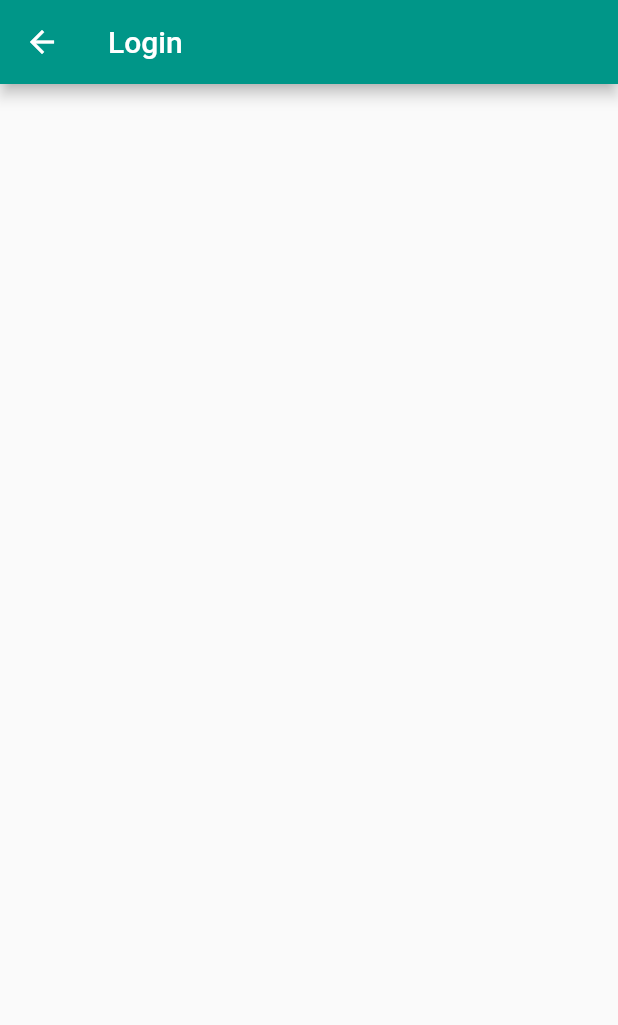
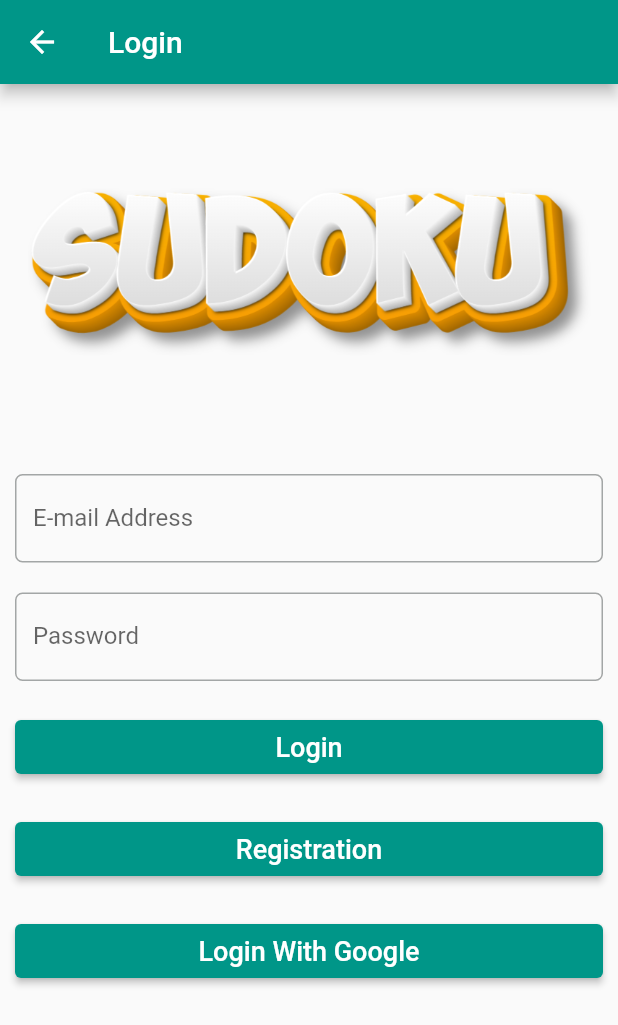
Before and after one commit to Beantech0/Sudoku, a Flutter app: the screen it shows after launch, after a tap on "Login", on a phone screen of 412 x 824 dp. Shown: the top 1025 px of the screen. Run offline on Flutter 3.47's test engine with Material 2 defaults, Android fonts, the light colour scheme and no system bars; our stand-ins replace firebase_core, shared_preferences; missing offline and left inert: sudoku_solver_generator; accounts and stored records are empty.

```diff
--- a/lib/main.dart
+++ b/lib/main.dart
@@ -5,21 +5,51 @@ import 'package:sudoku/screens/main_menu.dart';
 import 'package:sudoku/screens/welcome_screen.dart';
 import 'package:sudoku/screens/game_table.dart';
 import 'package:sudoku/screens/login.dart';
+import 'package:firebase_core/firebase_core.dart';
+import 'firebase_options.dart';
+import 'package:flutter_localizations/flutter_localizations.dart'; //több nyelv támogatása
+import 'package:shared_preferences/shared_preferences.dart';
 
+late SharedPreferences prefs;
 // Start App
-void main() {
-  runApp(const SudokuApp());
+Future<void> main() async {
+  WidgetsFlutterBinding.ensureInitialized();
+  prefs = await SharedPreferences.getInstance();
+
+  await Firebase.initializeApp(
+    options: DefaultFirebaseOptions.currentPlatform,
+  );
+  runApp(SudokuApp());
 }
 
+bool? _darkMode; //Lehet nullable
+ThemeData lightTheme = ThemeData(
+    brightness: Brightness.light,
+    colorScheme: ColorScheme.fromSeed(
+      seedColor: Colors.teal,
+    ));
+ThemeData darkTheme = ThemeData(
+    brightness: Brightness.dark,
+);
+
 class SudokuApp extends StatelessWidget {
-  const SudokuApp({Key? key}) : super(key: key);
+  SudokuApp({Key? key}) : super(key: key) {
+    setTheme(true);
+    _loadSettings();
+  }
 
   @override
   Widget build(BuildContext context) {
     return MaterialApp(
-      theme: ThemeData(
-        useMaterial3: false,
-      ),
+      localizationsDelegates: const [
+        GlobalMaterialLocalizations.delegate,
+        GlobalWidgetsLocalizations.delegate,
+        GlobalCupertinoLocalizations.delegate,
+      ],
+      supportedLocales: const [
+        Locale('en'), // English
+        Locale('hu'), // Hungary
+      ],
       initialRoute: '/WelcomeScreen',
       routes: {
         '/WelcomeScreen': (context) => const WelcomeScreen(),
@@ -31,8 +61,17 @@ class SudokuApp extends StatelessWidget {
         '/Settings': (context) => const Settings(),
         '/GameDifficulty': (context) => const GameDifficulty()
       },
+      theme: _darkMode == false ? darkTheme : lightTheme,
       debugShowCheckedModeBanner: false,
       home: const WelcomeScreen(), //kezdőoldal "/"
     );
   }
+
+  void _loadSettings() async {
+    _darkMode = prefs.getBool('darkMode') ?? false;
+  }
+
+  void setTheme(bool darkMode) async {
+    prefs.setBool('darkMode', darkMode);
+  }
 }
--- a/lib/screens/game_difficulty.dart
+++ b/lib/screens/game_difficulty.dart
@@ -3,8 +3,7 @@ import 'package:sudoku/widgets/buttons.dart';
 import 'package:sudoku/widgets/images.dart';
 
 class GameDifficulty extends StatelessWidget {
-  // final String _loginImagePath = 'images/sudoku_logo_transparent.png';
-    final String _loginImagePath = 'images/calculator-icon.png';
+  final String _loginImagePath = 'images/sudoku_logo_transparent.png';
   const GameDifficulty({super.key});
 
   @override
--- a/lib/screens/login.dart
+++ b/lib/screens/login.dart
@@ -1,7 +1,13 @@
 import 'package:flutter/material.dart';
+import 'package:sudoku/widgets/buttons.dart';
+import 'package:sudoku/widgets/images.dart';
+import 'package:sudoku/widgets/inputFields.dart';
+
+
 
 class Login extends StatelessWidget {
   const Login({super.key});
+  final String _loginImagePath = 'images/sudoku_logo_transparent.png';
 
   @override
   Widget build(BuildContext context) {
@@ -10,6 +16,20 @@ class Login extends StatelessWidget {
         title: Text('Login'),
         backgroundColor: Colors.teal,
       ),
+      body: Container(
+        // decoration: BoxDecoration(color: Colors.grey[300]),
+        child: Form(
+            child: ListView(
+          children: [
+            loginImage(_loginImagePath),
+            inputTextField('E-mail Address'),
+            inputTextField('Password'),
+            buttonPushNamed('Login', context, '/MainMenu'),
+            buttonPushNamed('Registration', context, '/Settings'),
+            buttonPushNamed('Login With Google', context, '/Scoreboard'),
+          ],
+        )),
+      ),
     );
   }
 }
--- a/lib/screens/welcome_screen.dart
+++ b/lib/screens/welcome_screen.dart
@@ -2,12 +2,10 @@
 import 'package:flutter/material.dart';
 import 'package:sudoku/widgets/buttons.dart';
 import 'package:sudoku/widgets/images.dart';
-import 'package:sudoku/widgets/inputFields.dart';
 
 class WelcomeScreen extends StatelessWidget {
   const WelcomeScreen({Key? key}) : super(key: key);
-  // final String _loginImagePath = 'images/sudoku_logo_transparent.png';
-  final String _loginImagePath = 'images/calculator-icon.png';
+  final String _loginImagePath = 'images/sudoku_logo_transparent.png';
   @override
   Widget build(BuildContext context) {
     return Scaffold(
@@ -16,12 +14,11 @@ class WelcomeScreen extends StatelessWidget {
         backgroundColor: Colors.teal,
       ),
       body: Container(
-        decoration: BoxDecoration(color: Colors.grey[300]),
+        // decoration: BoxDecoration(color: Colors.grey[300]),
         child: Form(
             child: ListView(
           children: [
             loginImage(_loginImagePath),
-            inputTextField('/Login'),
             buttonPushNamed('Login', context, '/Login'),
             buttonPushNamed('Play without Login', context, '/MainMenu'),
             buttonQuit('Quit', context),
```
Also changed, not shown: lib/screens/main_menu.dart (+3 -4 lines), lib/screens/settings.dart (+34 -3 lines), pubspec.yaml (+8 -0 lines), pubspec.lock, 1 other file.
